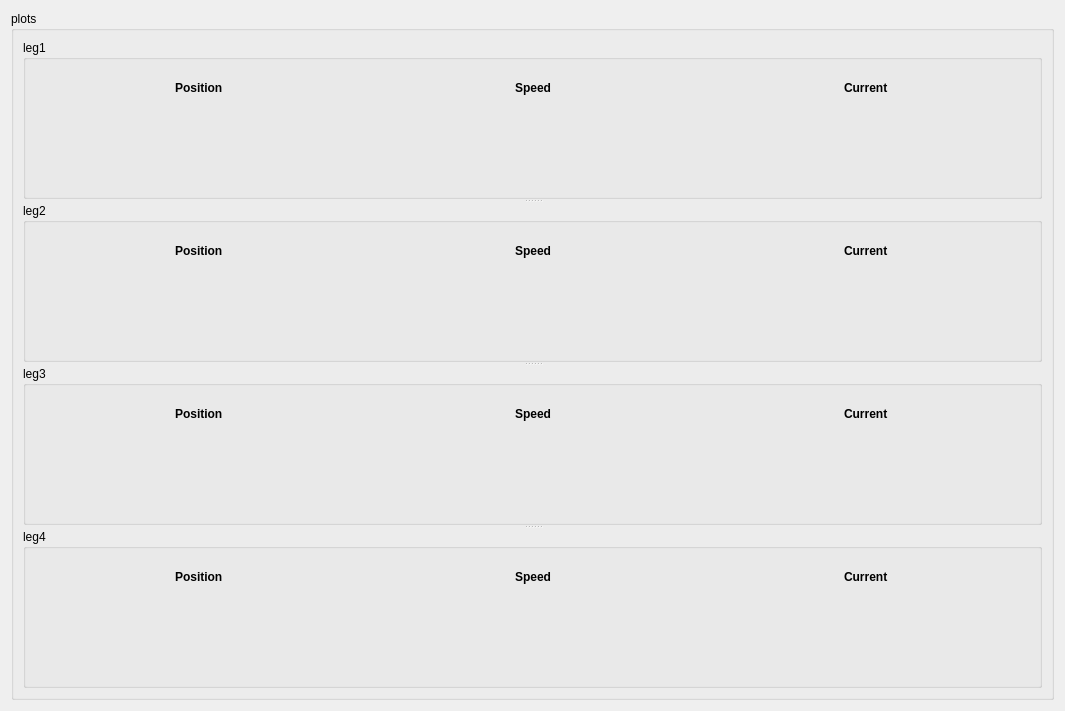
lianglunfei/Robot2020-QT, file jointplot.ui: the form before one commit.
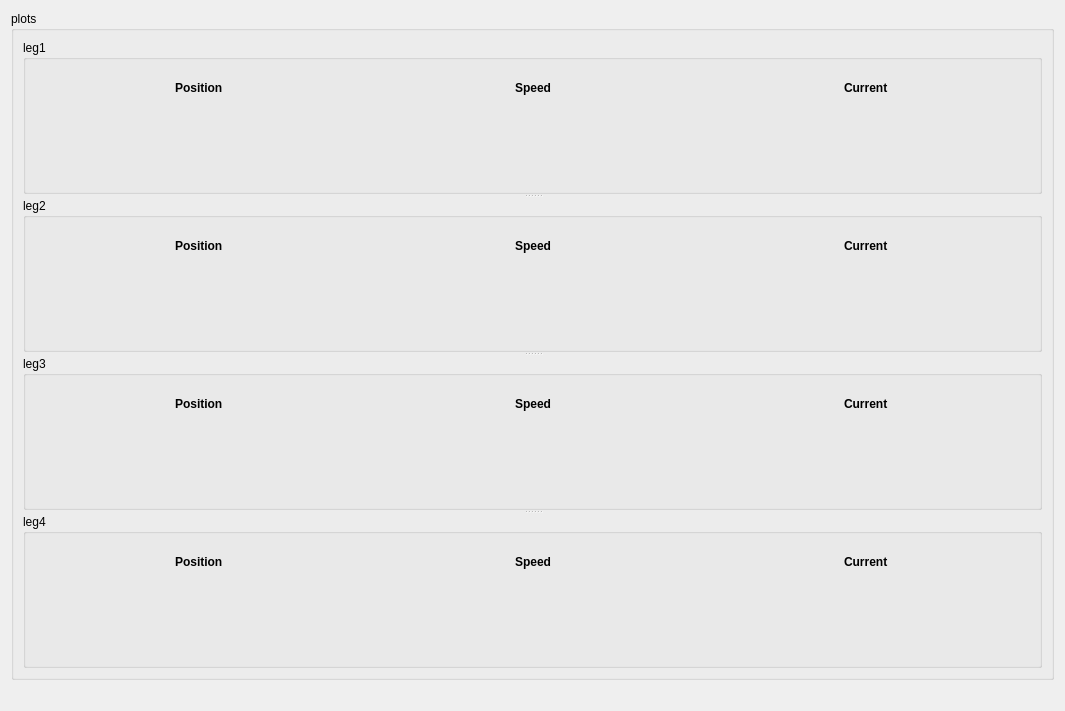
The form after the commit. Custom widgets are drawn as their Qt base class.

What changed in the file:
```diff
--- a/jointplot.ui
+++ b/jointplot.ui
@@ -830,6 +830,13 @@
      </layout>
     </widget>
    </item>
+   <item>
+    <widget class="QLabel" name="statusLabel">
+     <property name="text">
+      <string/>
+     </property>
+    </widget>
+   </item>
   </layout>
  </widget>
  <customwidgets>
```
